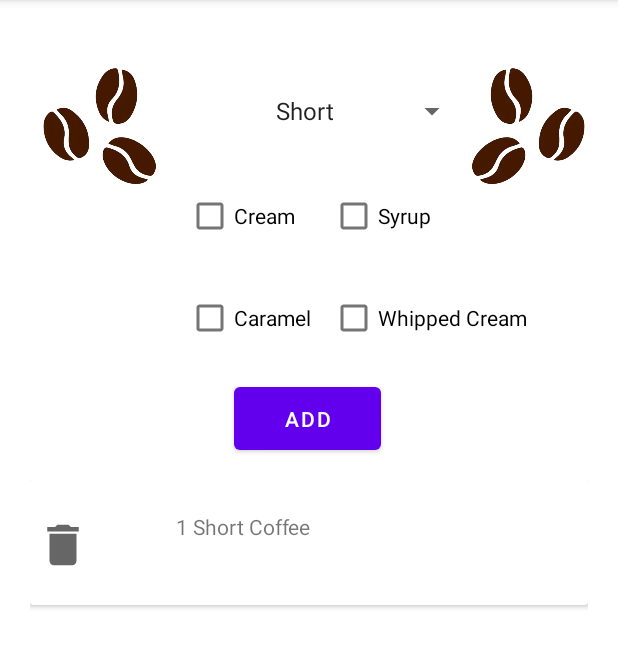
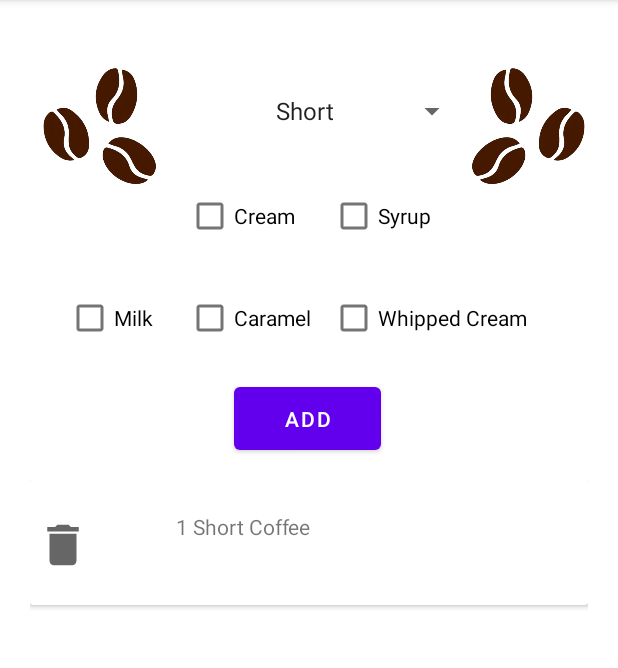
Before and after one commit to MarkHolleran/RUCafe-2, an Android app: the coffee_order screen opened directly, with no data from a screen before it, after a tap on "ADD", on a phone screen of 412 x 824 dp, the part 84-752 px from its top. Run offline under Robolectric (Android 15) with nearby library versions, the phone set to English and light mode, and no system bars.

Commit message:
fixed xml issue with milk

```diff
--- a/app/src/main/res/layout/activity_coffee_order.xml
+++ b/app/src/main/res/layout/activity_coffee_order.xml
@@ -23,6 +23,18 @@
         android:layout_marginStart="124dp"
         android:layout_marginTop="120dp"
         android:text="@string/creamCoffee"
+        app:layout_constraintStart_toStartOf="parent"
+        app:layout_constraintTop_toTopOf="parent" />
+
+    <CheckBox
+        android:id="@+id/milkCoffee"
+        android:layout_width="wrap_content"
+        android:layout_height="wrap_content"
+        android:layout_marginStart="44dp"
+        android:layout_marginTop="188dp"
+        android:text="@string/milkCoffee"
+        app:layout_constraintEnd_toStartOf="@+id/caramelCoffee"
+        app:layout_constraintHorizontal_bias="0.0"
         app:layout_constraintStart_toStartOf="parent"
         app:layout_constraintTop_toTopOf="parent" />
 
```
